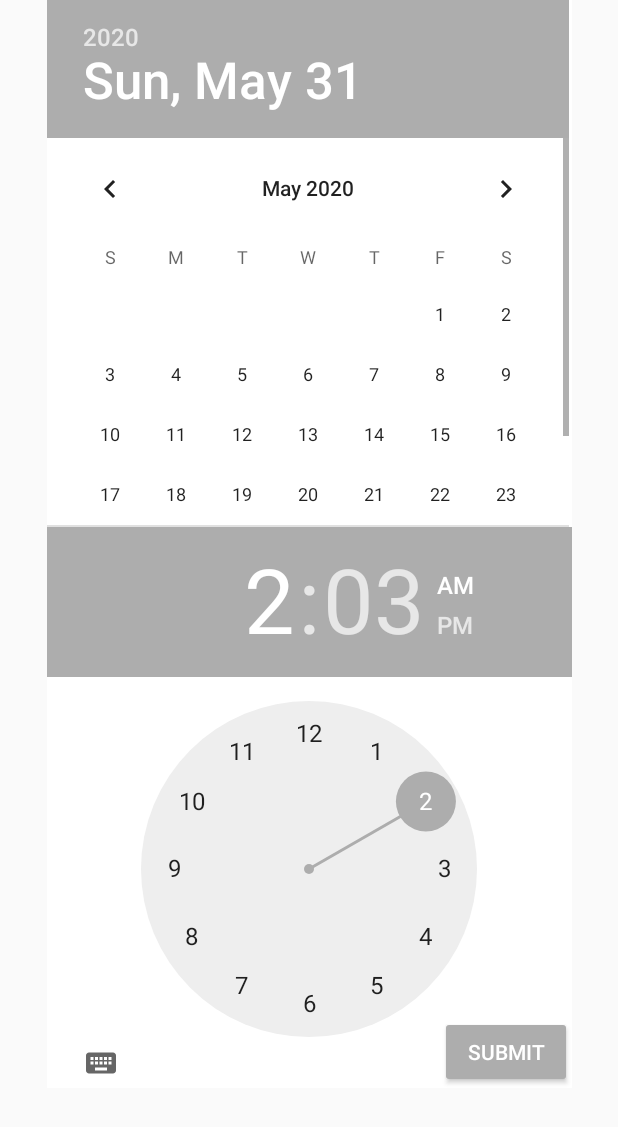
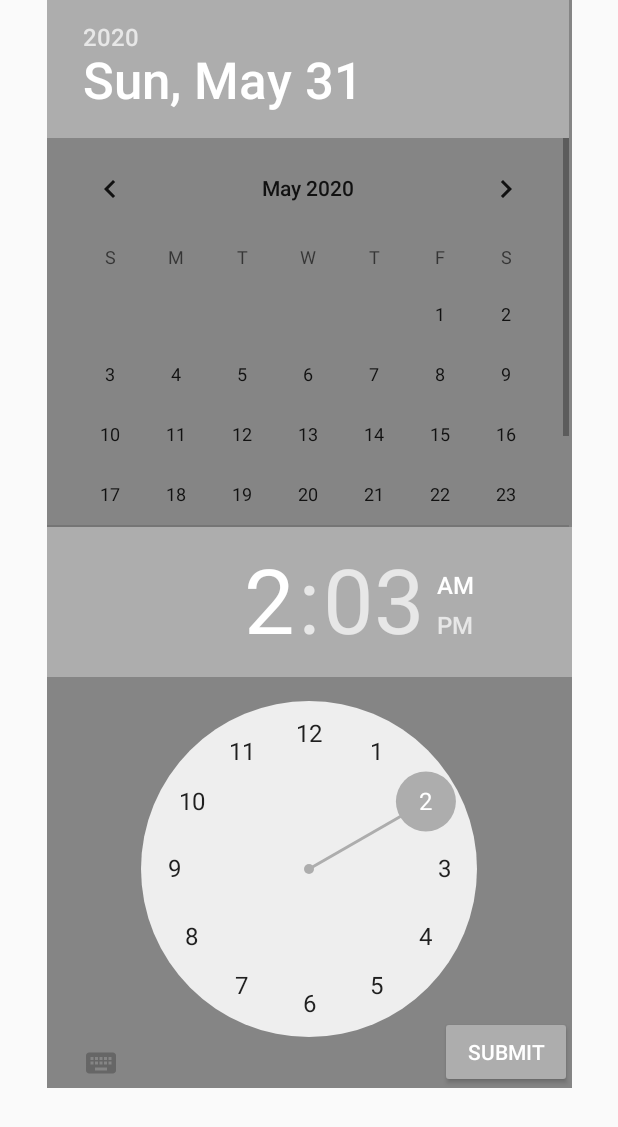
Before and after one commit to Eyal210103/Its-game-timeV2, an Android app: the layout dialog_create_meeting_hour.xml on its own in the app's theme, with its tools: preview values and no code run, on a phone screen of 412 x 824 dp. Shown: the top 1127 px of the screen. Run offline under Robolectric (Android 15) with nearby library versions, the phone set to English and light mode, and no system bars.

Commit message:
Data picker color

```diff
--- a/app/src/main/res/layout/dialog_create_meeting_hour.xml
+++ b/app/src/main/res/layout/dialog_create_meeting_hour.xml
@@ -10,10 +10,7 @@
         android:id="@+id/calendarView"
         android:layout_width="350dp"
         android:layout_height="351dp"
-        android:background="@color/background"
-        android:calendarTextColor="@color/oppBackground"
-        android:focusedMonthDateColor="@color/oppBackground"
-        android:yearListSelectorColor="@color/oppBackground"
+        android:background="@color/ic_launcher_background"
         app:layout_constraintEnd_toEndOf="parent"
         app:layout_constraintStart_toStartOf="parent"
         app:layout_constraintTop_toTopOf="parent" />
@@ -24,7 +21,7 @@
         android:layout_height="374dp"
         android:headerBackground="@color/colorAccent"
         android:numbersSelectorColor="@color/colorAccent"
-        android:background="@color/background"
+        android:background="@color/ic_launcher_background"
         app:layout_constraintBottom_toBottomOf="parent"
         app:layout_constraintEnd_toEndOf="parent"
         app:layout_constraintStart_toStartOf="parent"
```
